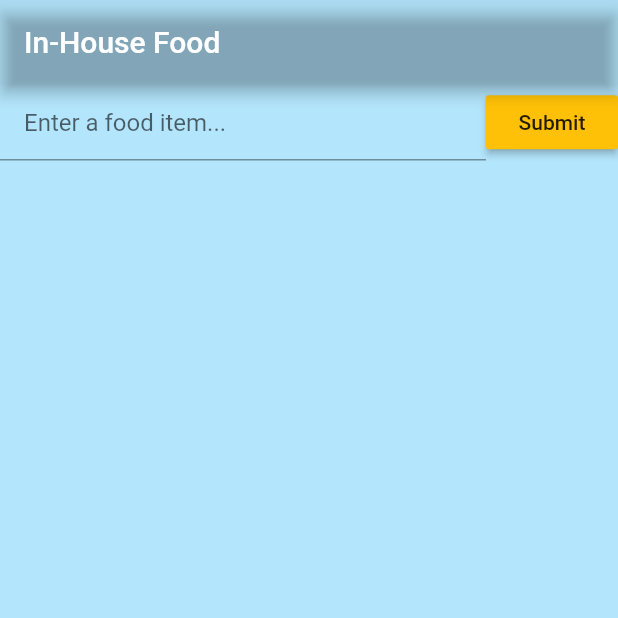
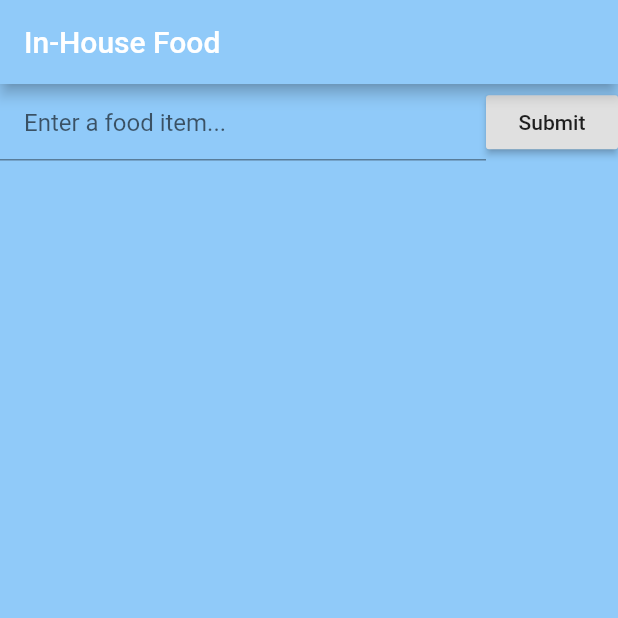
Before and after one commit to Lukephil013/KitchenAssist, a Flutter app: the screen it shows after launch, on a phone screen of 412 x 824 dp, the top half of it. Run offline on Flutter 3.47's test engine with Material 2 defaults, Android fonts, the phone set to English and light mode, and no system bars.

Commit message:
Implemented a theme under MaterialWidget

```diff
--- a/lib/main.dart
+++ b/lib/main.dart
@@ -7,6 +7,7 @@ class KitchenAssist extends StatelessWidget {
   Widget build(BuildContext context) {
     return new MaterialApp(
       title: 'Kitchen Assist',
+      theme: ThemeData.light(),
       home: new FoodList(),
     );
   }
@@ -62,7 +63,10 @@ class FoodListState extends State<FoodList> {
           child: TextField(
             controller: _controller,
             autofocus: false,
+            textCapitalization: TextCapitalization.sentences,
             decoration: new InputDecoration(
+                fillColor: Theme.of(context).dialogBackgroundColor,
+                hintStyle: TextStyle(color: Theme.of(context).hintColor),
                 hintText: 'Enter a food item...',
                 contentPadding: const EdgeInsets.all(16.0)),
           ),
@@ -73,7 +77,7 @@ class FoodListState extends State<FoodList> {
             _controller.clear();
           },
           child: Text('Submit'),
-          color: Colors.amber,
+          color: Theme.of(context).buttonColor,
         ),
       ],
     );
@@ -83,8 +87,9 @@ class FoodListState extends State<FoodList> {
   Widget build(BuildContext context) {
     return new Scaffold(
       appBar: new AppBar(
+        iconTheme: Theme.of(context).accentIconTheme,
         title: new Text('In-House Food'),
-        backgroundColor: new Color(0x673AB7),
+        backgroundColor: Theme.of(context).backgroundColor,
       ),
       body: Column(
         children: <Widget>[
@@ -93,7 +98,7 @@ class FoodListState extends State<FoodList> {
           buildFoodList(),
         ],
       ),
-      backgroundColor: Colors.lightBlue[100],
+      backgroundColor: Theme.of(context).backgroundColor,
 //      floatingActionButton: new FloatingActionButton(
 //          onPressed: _pushItemFoodScreen,
 //          tooltip: 'Add Item',
```
